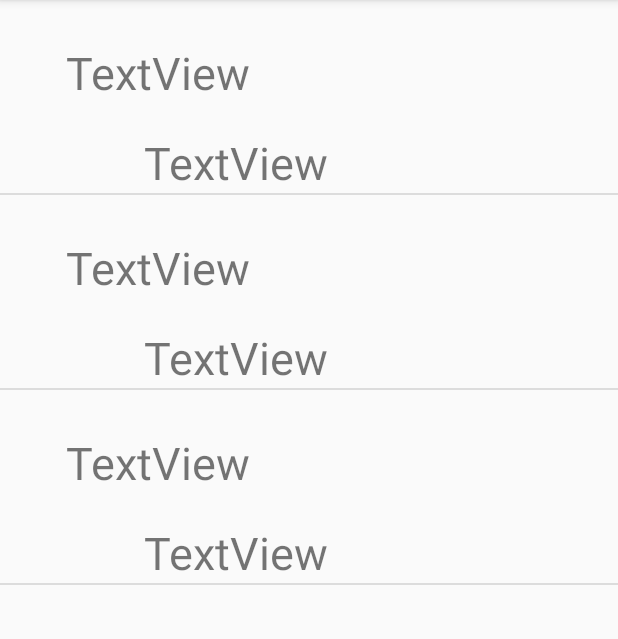
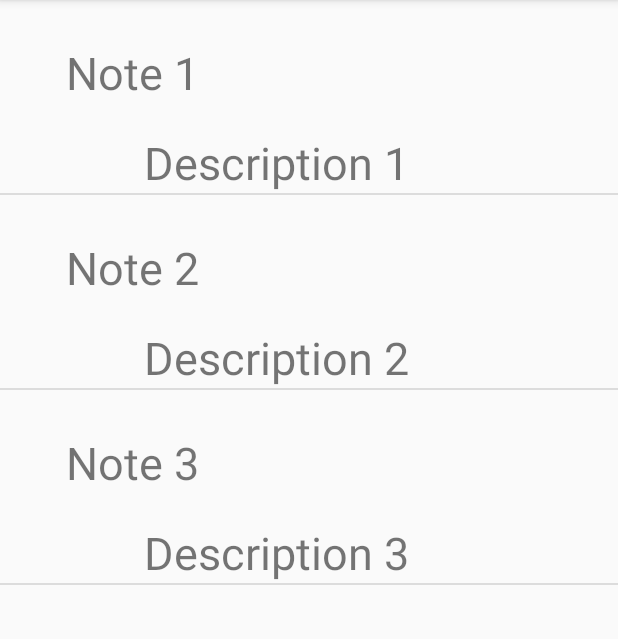
Before and after one commit to dquang1994/Android, an Android app: the screen it shows after launch (MainActivity), on a phone screen of 412 x 824 dp, the part 84-723 px from its top. Run offline under Robolectric (Android 15) with nearby library versions, the phone set to English and light mode, and no system bars.

Commit message:
Correct SampleListFragment example

```diff
--- a/Example/ListFragment/app/src/main/java/com/example/nvdq1/listfragment/SampleListFragment.java
+++ b/Example/ListFragment/app/src/main/java/com/example/nvdq1/listfragment/SampleListFragment.java
@@ -64,6 +64,12 @@ public class SampleListFragment extends ListFragment {
             if (view == null) {
                 LayoutInflater inflater = (LayoutInflater) getActivity().getLayoutInflater();
                 view = inflater.inflate(R.layout.list_item, null);
+
+                TextView txtTitle = view.findViewById(R.id.txtTitle);
+                txtTitle.setText(mNotes.get(whichItem).getTitle());
+
+                TextView txtDescription = view.findViewById(R.id.txtDescription);
+                txtDescription.setText(mNotes.get(whichItem).getDescriotion());
             }
 
             return view;
```
